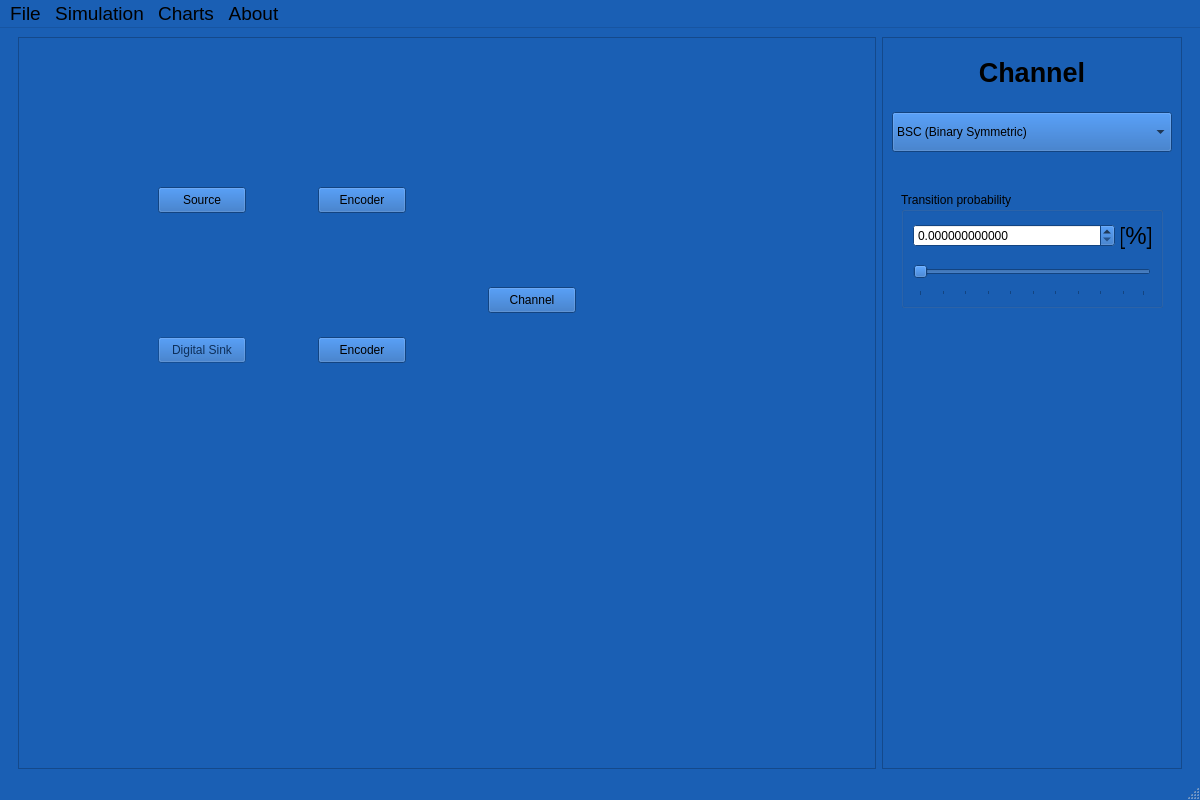
The window that app/mainwindow.ui (Karol-Gasior-PWR/niudac) describes before a commit, drawn with Qt 5.
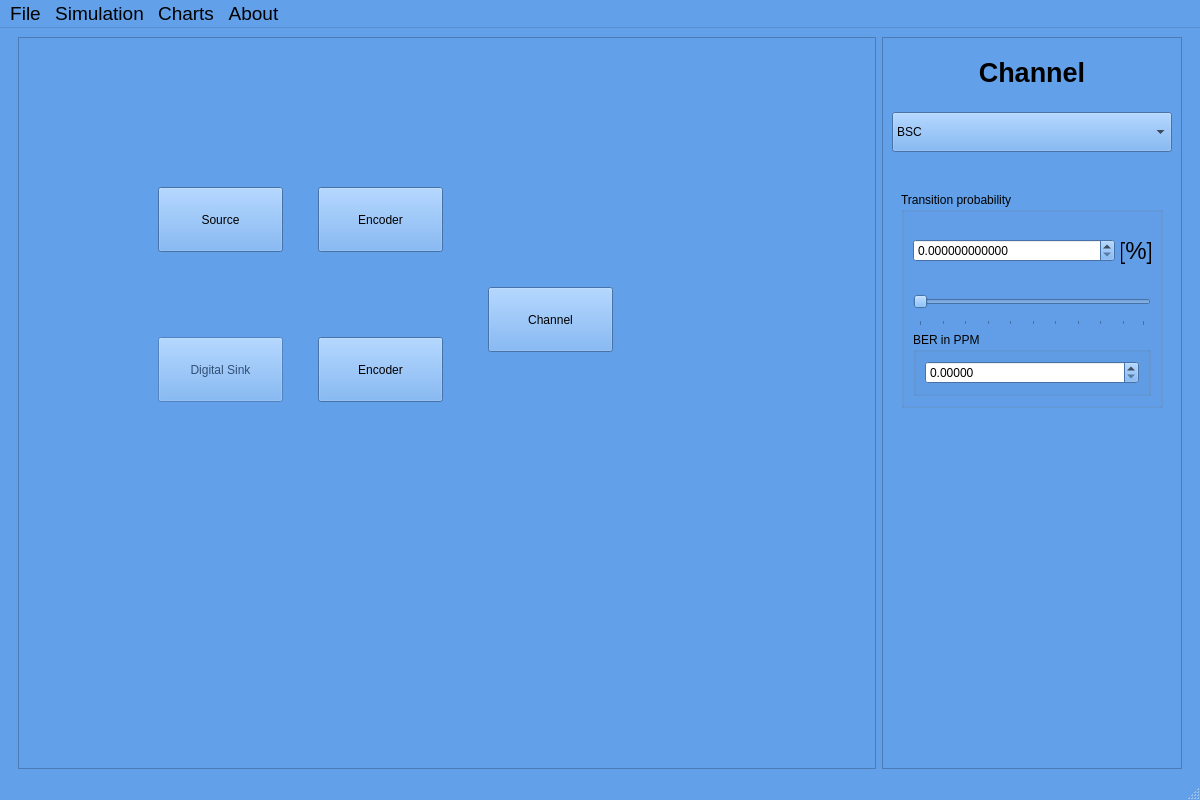
The same window after the commit. The open tabs and pages were chosen to show the change.

What changed in the file:
```diff
--- a/app/mainwindow.ui
+++ b/app/mainwindow.ui
@@ -25,17 +25,17 @@
      <colorrole role="Button">
       <brush brushstyle="SolidPattern">
        <color alpha="255">
-        <red>26</red>
-        <green>95</green>
-        <blue>180</blue>
+        <red>98</red>
+        <green>160</green>
+        <blue>234</blue>
        </color>
       </brush>
      </colorrole>
      <colorrole role="Light">
       <brush brushstyle="SolidPattern">
        <color alpha="255">
-        <red>52</red>
-        <green>143</green>
+        <red>203</red>
+        <green>227</green>
         <blue>255</blue>
        </color>
       </brush>
@@ -43,27 +43,27 @@
      <colorrole role="Midlight">
       <brush brushstyle="SolidPattern">
        <color alpha="255">
-        <red>39</red>
-        <green>119</green>
-        <blue>217</blue>
+        <red>150</red>
+        <green>193</green>
+        <blue>244</blue>
        </color>
       </brush>
      </colorrole>
      <colorrole role="Dark">
       <brush brushstyle="SolidPattern">
        <color alpha="255">
-        <red>13</red>
-        <green>47</green>
-        <blue>90</blue>
+        <red>49</red>
+        <green>80</green>
+        <blue>117</blue>
        </color>
       </brush>
      </colorrole>
      <colorrole role="Mid">
       <brush brushstyle="SolidPattern">
        <color alpha="255">
-        <red>17</red>
-        <green>63</green>
-        <blue>120</blue>
+        <red>65</red>
+        <green>107</green>
+        <blue>156</blue>
        </color>
       </brush>
      </colorrole>
@@ -106,9 +106,9 @@
      <colorrole role="Window">
       <brush brushstyle="SolidPattern">
        <color alpha="255">
-        <red>26</red>
-        <green>95</green>
-        <blue>180</blue>
+        <red>98</red>
+        <green>160</green>
+        <blue>234</blue>
        </color>
       </brush>
      </colorrole>
@@ -124,9 +124,9 @@
      <colorrole role="AlternateBase">
       <brush brushstyle="SolidPattern">
        <color alpha="255">
-        <red>140</red>
-        <green>175</green>
-        <blue>217</blue>
+        <red>176</red>
+        <green>207</green>
+        <blue>244</blue>
        </color>
       </brush>
      </colorrole>
@@ -180,17 +180,17 @@
      <colorrole role="Button">
       <brush brushstyle="SolidPattern">
        <color alpha="255">
-        <red>26</red>
-        <green>95</green>
-        <blue>180</blue>
+        <red>98</red>
+        <green>160</green>
+        <blue>234</blue>
        </color>
       </brush>
      </colorrole>
      <colorrole role="Light">
       <brush brushstyle="SolidPattern">
        <color alpha="255">
-        <red>52</red>
-        <green>143</green>
+        <red>203</red>
+        <green>227</green>
         <blue>255</blue>
        </color>
       </brush>
@@ -198,27 +198,27 @@
      <colorrole role="Midlight">
       <brush brushstyle="SolidPattern">
        <color alpha="255">
-        <red>39</red>
-        <green>119</green>
-        <blue>217</blue>
+        <red>150</red>
+        <green>193</green>
+        <blue>244</blue>
        </color>
       </brush>
      </colorrole>
      <colorrole role="Dark">
       <brush brushstyle="SolidPattern">
        <color alpha="255">
-        <red>13</red>
-        <green>47</green>
-        <blue>90</blue>
+        <red>49</red>
+        <green>80</green>
+        <blue>117</blue>
        </color>
       </brush>
      </colorrole>
      <colorrole role="Mid">
       <brush brushstyle="SolidPattern">
        <color alpha="255">
-        <red>17</red>
-        <green>63</green>
-        <blue>120</blue>
+        <red>65</red>
+        <green>107</green>
+        <blue>156</blue>
        </color>
       </brush>
      </colorrole>
@@ -261,9 +261,9 @@
      <colorrole role="Window">
       <brush brushstyle="SolidPattern">
        <color alpha="255">
-        <red>26</red>
-        <green>95</green>
-        <blue>180</blue>
+        <red>98</red>
+        <green>160</green>
+        <blue>234</blue>
        </color>
       </brush>
      </colorrole>
@@ -279,9 +279,9 @@
      <colorrole role="AlternateBase">
       <brush brushstyle="SolidPattern">
        <color alpha="255">
-        <red>140</red>
-        <green>175</green>
-        <blue>217</blue>
+        <red>176</red>
+        <green>207</green>
+        <blue>244</blue>
        </color>
       </brush>
      </colorrole>
@@ -326,26 +326,26 @@
      <colorrole role="WindowText">
       <brush brushstyle="SolidPattern">
        <color alpha="255">
-        <red>13</red>
-        <green>47</green>
-        <blue>90</blue>
+        <red>49</red>
+        <green>80</green>
+        <blue>117</blue>
        </color>
       </brush>
      </colorrole>
      <colorrole role="Button">
       <brush brushstyle="SolidPattern">
        <color alpha="255">
-        <red>26</red>
-        <green>95</green>
-        <blue>180</blue>
+        <red>98</red>
+        <green>160</green>
+        <blue>234</blue>
        </color>
       </brush>
      </colorrole>
      <colorrole role="Light">
       <brush brushstyle="SolidPattern">
        <color alpha="255">
-        <red>52</red>
-        <green>143</green>
+        <red>203</red>
+        <green>227</green>
         <blue>255</blue>
        </color>
       </brush>
@@ -353,36 +353,36 @@
      <colorrole role="Midlight">
       <brush brushstyle="SolidPattern">
        <color alpha="255">
-        <red>39</red>
-        <green>119</green>
-        <blue>217</blue>
+        <red>150</red>
+        <green>193</green>
+        <blue>244</blue>
        </color>
       </brush>
      </colorrole>
      <colorrole role="Dark">
       <brush brushstyle="SolidPattern">
        <color alpha="255">
-        <red>13</red>
-        <green>47</green>
-        <blue>90</blue>
+        <red>49</red>
+        <green>80</green>
+        <blue>117</blue>
        </color>
       </brush>
      </colorrole>
      <colorrole role="Mid">
       <brush brushstyle="SolidPattern">
        <color alpha="255">
-        <red>17</red>
-        <green>63</green>
-        <blue>120</blue>
+        <red>65</red>
+        <green>107</green>
+        <blue>156</blue>
        </color>
       </brush>
      </colorrole>
      <colorrole role="Text">
       <brush brushstyle="SolidPattern">
        <color alpha="255">
-        <red>13</red>
-        <green>47</green>
-        <blue>90</blue>
+        <red>49</red>
+        <green>80</green>
+        <blue>117</blue>
        </color>
       </brush>
      </colorrole>
@@ -398,27 +398,27 @@
      <colorrole role="ButtonText">
       <brush brushstyle="SolidPattern">
        <color alpha="255">
-        <red>13</red>
-        <green>47</green>
-        <blue>90</blue>
+        <red>49</red>
+        <green>80</green>
+        <blue>117</blue>
        </color>
       </brush>
      </colorrole>
      <colorrole role="Base">
       <brush brushstyle="SolidPattern">
        <color alpha="255">
-        <red>26</red>
-        <green>95</green>
-        <blue>180</blue>
+        <red>98</red>
+        <green>160</green>
+        <blue>234</blue>
        </color>
       </brush>
      </colorrole>
      <colorrole role="Window">
       <brush brushstyle="SolidPattern">
        <color alpha="255">
-        <red>26</red>
-        <green>95</green>
-        <blue>180</blue>
+        <red>98</red>
+        <green>160</green>
+        <blue>234</blue>
        </color>
       </brush>
      </colorrole>
@@ -434,9 +434,9 @@
      <colorrole role="AlternateBase">
       <brush brushstyle="SolidPattern">
        <color alpha="255">
-        <red>26</red>
-        <green>95</green>
-        <blue>180</blue>
+        <red>98</red>
+        <green>160</green>
+        <blue>234</blue>
        </color>
       </brush>
      </colorrole>
@@ -461,18 +461,18 @@
      <colorrole role="PlaceholderText">
       <brush brushstyle="SolidPattern">
        <color alpha="127">
-        <red>13</red>
-        <green>47</green>
-        <blue>90</blue>
+        <red>49</red>
+        <green>80</green>
+        <blue>117</blue>
        </color>
       </brush>
      </colorrole>
      <colorrole role="Accent">
       <brush brushstyle="SolidPattern">
        <color alpha="255">
-        <red>34</red>
-        <green>123</green>
-        <blue>234</blue>
+        <red>156</red>
+        <green>201</green>
+        <blue>255</blue>
        </color>
       </brush>
      </colorrole>
@@ -552,10 +552,28 @@
             <rect>
              <x>140</x>
              <y>150</y>
-             <width>88</width>
-             <height>26</height>
+             <width>125</width>
+             <height>65</height>
             </rect>
            </property>
+           <property name="sizePolicy">
+            <sizepolicy hsizetype="Fixed" vsizetype="Fixed">
+             <horstretch>0</horstretch>
+             <verstretch>0</verstretch>
+            </sizepolicy>
+           </property>
+           <property name="minimumSize">
+            <size>
+             <width>125</width>
+             <height>65</height>
+            </size>
+           </property>
+           <property name="maximumSize">
+            <size>
+             <width>125</width>
+             <height>65</height>
+            </size>
+           </property>
            <property name="text">
             <string>Source</string>
            </property>
@@ -565,23 +583,65 @@
             <rect>
              <x>300</x>
              <y>150</y>
-             <width>88</width>
-             <height>26</height>
+             <width>125</width>
+             <height>65</height>
             </rect>
            </property>
+           <property name="sizePolicy">
+            <sizepolicy hsizetype="Fixed" vsizetype="Fixed">
+             <horstretch>0</horstretch>
+             <verstretch>0</verstretch>
+            </sizepolicy>
+           </property>
+           <property name="minimumSize">
+            <size>
+             <width>125</width>
+             <height>65</height>
+            </size>
+           </property>
+           <property name="maximumSize">
+            <size>
+             <width>125</width>
+             <height>65</height>
+            </size>
+           </property>
            <property name="text">
             <string>Encoder</string>
            </property>
+           <property name="default">
+            <bool>false</bool>
+           </property>
+           <property name="flat">
+            <bool>false</bool>
+           </property>
           </widget>
           <widget class="QPushButton" name="pBtn_model_channel">
            <property name="geometry">
             <rect>
              <x>470</x>
              <y>250</y>
-             <width>88</width>
-             <height>26</height>
+             <width>125</width>
+             <height>65</height>
             </rect>
            </property>
+           <property name="sizePolicy">
+            <sizepolicy hsizetype="Fixed" vsizetype="Fixed">
+             <horstretch>0</horstretch>
+             <verstretch>0</verstretch>
+            </sizepolicy>
+           </property>
+           <property name="minimumSize">
+            <size>
+             <width>125</width>
+             <height>65</height>
+            </size>
+           </property>
+           <property name="maximumSize">
+            <size>
+             <width>125</width>
+             <height>65</height>
+            </size>
+           </property>
            <property name="text">
             <string>Channel</string>
            </property>
@@ -591,10 +651,28 @@
             <rect>
              <x>300</x>
              <y>300</y>
-             <width>88</width>
-             <height>26</height>
+             <width>125</width>
+             <height>65</height>
             </rect>
            </property>
+           <property name="sizePolicy">
+            <sizepolicy hsizetype="Fixed" vsizetype="Fixed">
+             <horstretch>0</horstretch>
+             <verstretch>0</verstretch>
+            </sizepolicy>
+           </property>
+           <property name="minimumSize">
+            <size>
+             <width>125</width>
+             <height>65</height>
+            </size>
+           </property>
+           <property name="maximumSize">
+            <size>
+             <width>125</width>
+             <height>65</height>
+            </size>
+           </property>
            <property name="text">
             <string>Encoder</string>
            </property>
@@ -607,10 +685,28 @@
             <rect>
              <x>140</x>
              <y>300</y>
-             <width>88</width>
-             <height>26</height>
+             <width>125</width>
+             <height>65</height>
             </rect>
            </property>
+           <property name="sizePolicy">
+            <sizepolicy hsizetype="Fixed" vsizetype="Fixed">
+             <horstretch>0</horstretch>
+             <verstretch>0</verstretch>
+            </sizepolicy>
+           </property>
+           <property name="minimumSize">
+            <size>
+             <width>125</width>
+             <height>65</height>
+            </size>
+           </property>
+           <property name="maximumSize">
+            <size>
+             <width>125</width>
+             <height>65</height>
+            </size>
+           </property>
            <property name="text">
             <string>Digital Sink</string>
            </property>
@@ -689,7 +785,7 @@
               </property>
               <item>
                <property name="text">
-                <string>BSC (Binary Symmetric)</string>
+                <string>BSC</string>
                </property>
               </item>
               <item>
@@ -729,7 +825,7 @@
                <property name="maximumSize">
                 <size>
                  <width>16777215</width>
-                 <height>150</height>
+                 <height>250</height>
                 </size>
                </property>
                <layout class="QVBoxLayout" name="verticalLayout_3">
@@ -803,6 +899,28 @@
                      </property>
                     </widget>
                    </item>
+                   <item>
+                    <widget class="QGroupBox" name="groupBox_11">
+                     <property name="title">
+                      <string>BER in PPM</string>
+                     </property>
+                     <layout class="QVBoxLayout" name="verticalLayout_23">
+                      <item>
+                       <widget class="QDoubleSpinBox" name="dspinBox_channel_bsc_ber">
+                        <property name="decimals">
+                         <number>5</number>
+                        </property>
+                        <property name="maximum">
+                         <double>1000000.000000000000000</double>
+                        </property>
+                        <property name="singleStep">
+                         <double>0.000100000000000</double>
+                        </property>
+                       </widget>
+                      </item>
+                     </layout>
+                    </widget>
+                   </item>
                   </layout>
                  </widget>
                 </item>
```
Left out of the diff: 21 changed lines with no effect on the pictures.
